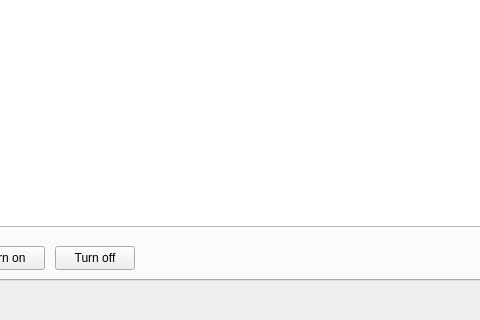
First picture: the form in mainwindow.ui, repository BrakeDude/IsaacConfigurator, before the edit; both pictures show x 437 to 917 and y 339 to 659 of the 1156 by 659 pixel window.
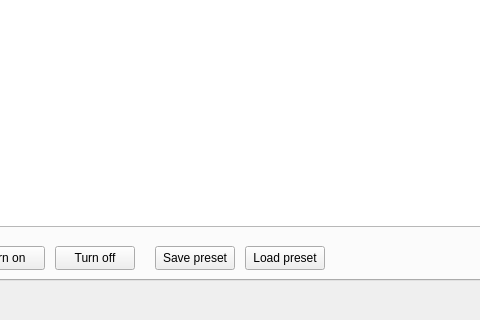
Second picture: the form after the edit. Icons and pictures are not drawn.

```diff
--- a/mainwindow.ui
+++ b/mainwindow.ui
@@ -1022,6 +1022,32 @@
        <set>Qt::AlignRight|Qt::AlignTrailing|Qt::AlignVCenter</set>
       </property>
      </widget>
+     <widget class="QPushButton" name="savePresetButton">
+      <property name="geometry">
+       <rect>
+        <x>200</x>
+        <y>540</y>
+        <width>80</width>
+        <height>24</height>
+       </rect>
+      </property>
+      <property name="text">
+       <string>Save preset</string>
+      </property>
+     </widget>
+     <widget class="QPushButton" name="loadPresetButton">
+      <property name="geometry">
+       <rect>
+        <x>290</x>
+        <y>540</y>
+        <width>80</width>
+        <height>24</height>
+       </rect>
+      </property>
+      <property name="text">
+       <string>Load preset</string>
+      </property>
+     </widget>
     </widget>
     <widget class="QWidget" name="groupLogBox">
      <attribute name="title">
```
